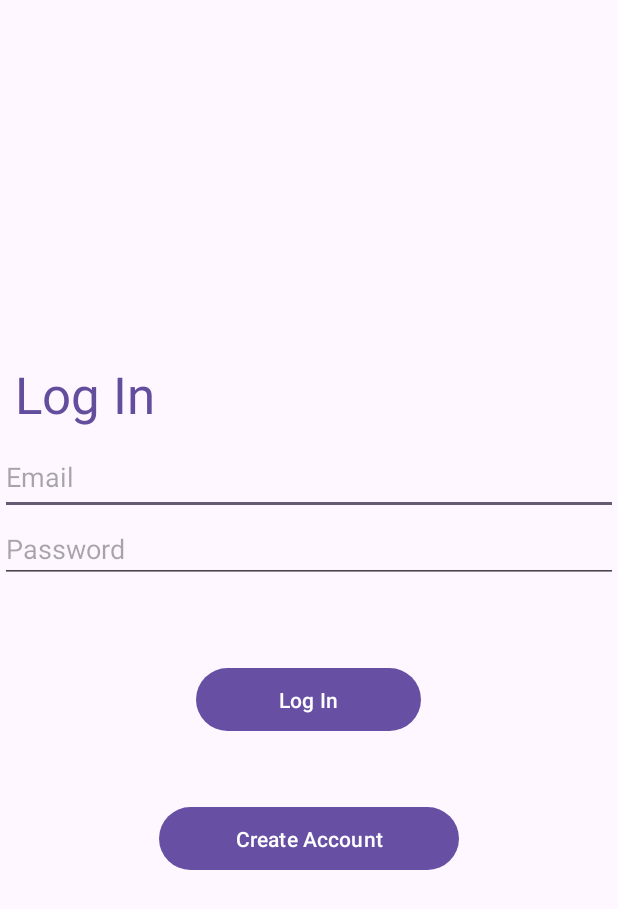
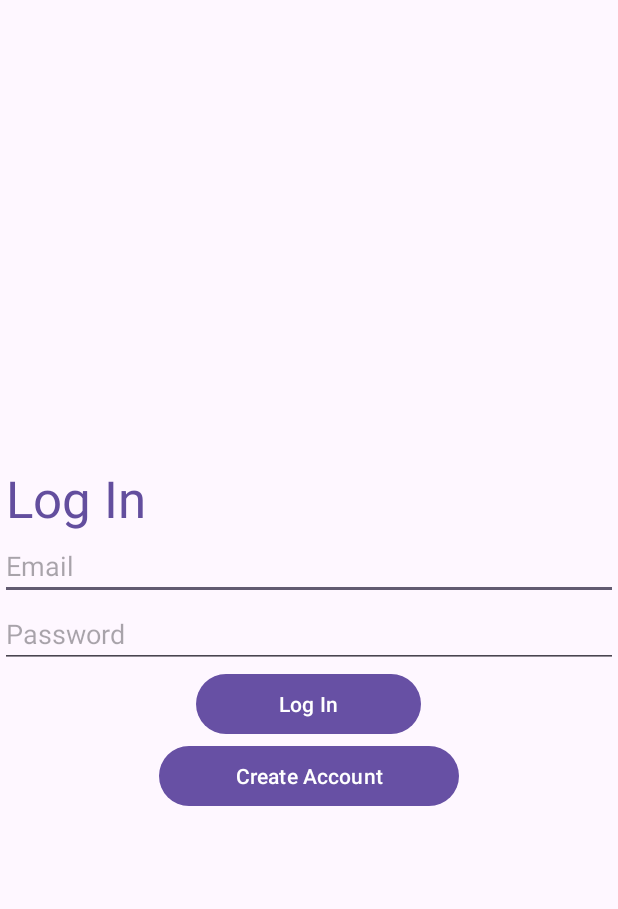
Before and after one commit to AnotherMichael8/CSE5236-Android-App, an Android app: the LogInFragment screen opened directly, with no data from a screen before it, on a phone screen of 412 x 824 dp. Shown: the top 909 px of the screen. Run offline under Robolectric (Android 15) with nearby library versions, the phone set to English and light mode, and no system bars; our stand-ins replace Firebase (no records; nobody signed in at launch, a user with empty details on screens opened directly).

```diff
--- a/app/src/main/res/layout/fragment_log_in.xml
+++ b/app/src/main/res/layout/fragment_log_in.xml
@@ -14,50 +14,26 @@
         <TextView
             android:id="@+id/txtLoginPrompt"
             android:layout_width="100dp"
-            android:layout_height="53dp"
-            android:layout_marginLeft="10dp"
+            android:layout_height="wrap_content"
+            android:layout_marginStart="4dp"
             android:text="Log In"
             android:textColor="@color/google_purple"
             android:textSize="34sp"
-            app:layout_constraintBottom_toTopOf="@+id/btnCreateNew"
-            app:layout_constraintStart_toStartOf="parent"
-            app:layout_constraintTop_toTopOf="parent" />
-
+            app:layout_constraintBottom_toTopOf="@+id/ditUsername"
+            app:layout_constraintStart_toStartOf="parent" />
 
         <EditText
             android:id="@+id/ditUsername"
             android:layout_width="match_parent"
-            android:layout_height="50dp"
-            android:ems="10"
+            android:layout_height="wrap_content"
             android:hint="@string/email"
             android:inputType="text"
             android:text=""
+            android:layout_marginBottom="70dp"
+            app:layout_constraintBottom_toBottomOf="parent"
             app:layout_constraintEnd_toEndOf="parent"
             app:layout_constraintStart_toStartOf="parent"
-            app:layout_constraintTop_toBottomOf="@+id/txtLoginPrompt" />
-
-        <Button
-            android:id="@+id/btnLogIn"
-            android:layout_width="150dp"
-            android:layout_height="50dp"
-            android:layout_marginTop="10dp"
-            android:text="@string/log_in"
-            app:layout_constraintBottom_toTopOf="@+id/btnCreateNew"
-            app:layout_constraintEnd_toEndOf="parent"
-            app:layout_constraintHorizontal_bias="0.498"
-            app:layout_constraintStart_toStartOf="parent"
-            app:layout_constraintTop_toBottomOf="@+id/ditUserPassword" />
-
-        <Button
-            android:id="@+id/btnCreateNew"
-            android:layout_width="200dp"
-            android:layout_height="50dp"
-            android:text="@string/create_account"
-            app:layout_constraintBottom_toBottomOf="parent"
-            app:layout_constraintEnd_toEndOf="parent"
-            app:layout_constraintHorizontal_bias="0.5"
-            app:layout_constraintStart_toStartOf="parent"
-            app:layout_constraintTop_toBottomOf="@+id/txtLoginPrompt" />
+            app:layout_constraintTop_toTopOf="parent" />
 
         <EditText
             android:id="@+id/ditUserPassword"
@@ -70,6 +46,27 @@
             app:layout_constraintStart_toStartOf="parent"
             app:layout_constraintTop_toBottomOf="@+id/ditUsername" />
 
+        <Button
+            android:id="@+id/btnLogIn"
+            android:layout_width="150dp"
+            android:layout_height="wrap_content"
+            android:text="@string/log_in"
+            app:layout_constraintBottom_toTopOf="@+id/btnCreateNew"
+            app:layout_constraintEnd_toEndOf="parent"
+            app:layout_constraintHorizontal_bias="0.498"
+            app:layout_constraintStart_toStartOf="parent"
+            app:layout_constraintTop_toBottomOf="@+id/ditUserPassword" />
+
+        <Button
+            android:id="@+id/btnCreateNew"
+            android:layout_width="200dp"
+            android:layout_height="wrap_content"
+            android:text="@string/create_account"
+            app:layout_constraintEnd_toEndOf="parent"
+            app:layout_constraintStart_toStartOf="parent"
+            app:layout_constraintTop_toBottomOf="@+id/btnLogIn" />
+
+
     </androidx.constraintlayout.widget.ConstraintLayout>
 
 </FrameLayout>
```
